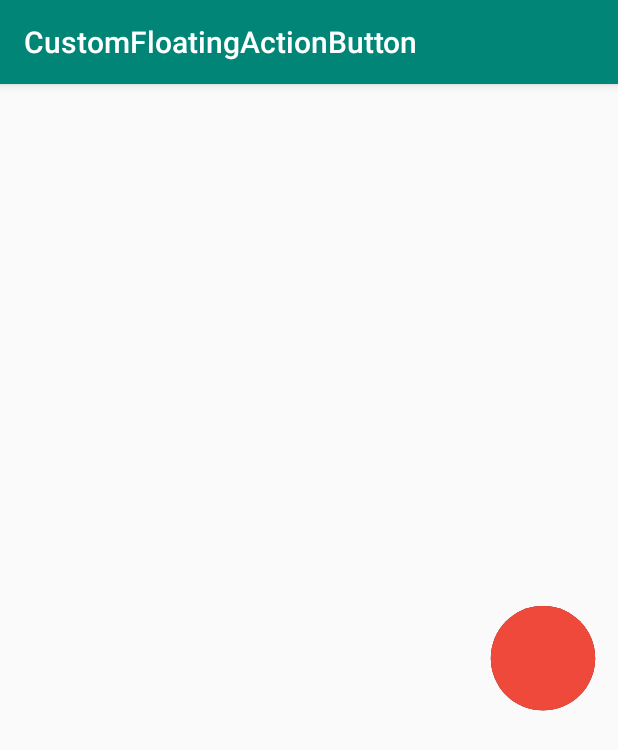
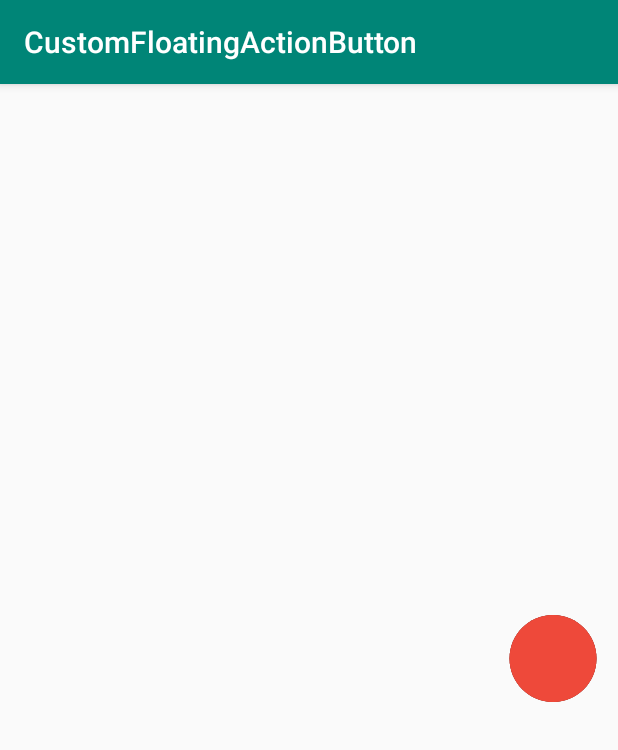
Before and after one commit to SaifSf/button-floating, an Android app: the screen it shows after launch (MainActivity), on a phone screen of 412 x 824 dp. Shown: the top 750 px of the screen. Run offline under Robolectric (Android 15) with nearby library versions, the phone set to English and light mode, and no system bars.

Commit message:
final commit

```diff
--- a/app/src/main/java/com/example/nihedhamed/customfloatingactionbutton/MainActivity.java
+++ b/app/src/main/java/com/example/nihedhamed/customfloatingactionbutton/MainActivity.java
@@ -3,10 +3,7 @@ package com.example.nihedhamed.customfloatingactionbutton;
 import android.support.v7.app.AppCompatActivity;
 import android.os.Bundle;
 import android.view.View;
-import android.widget.Button;
-import android.widget.FrameLayout;
-import android.widget.ImageView;
-import android.widget.RelativeLayout;
+import android.widget.Toast;
 
 import com.oguzdev.circularfloatingactionmenu.library.FloatingActionButton;
 import com.oguzdev.circularfloatingactionmenu.library.FloatingActionMenu;
@@ -14,7 +11,6 @@ import com.oguzdev.circularfloatingactionmenu.library.SubActionButton;
 
 public class MainActivity extends AppCompatActivity {
 
-    private Button operator;
     @Override
     protected void onCreate(Bundle savedInstanceState) {
         super.onCreate(savedInstanceState);
@@ -22,14 +18,17 @@ public class MainActivity extends AppCompatActivity {
 
         FloatingActionButton actionButton = new FloatingActionButton.Builder(this)
                 .setBackgroundDrawable(getResources().getDrawable(R.drawable.flot_btn))
-                //.setLayoutParams(new FrameLayout.LayoutParams(100, 100))
+                .setLayoutParams(this.getResources().getDimensionPixelSize(R.dimen.action_button_width)
+                        ,this.getResources().getDimensionPixelSize(R.dimen.action_button_height)
+                        ,0,0,20,0)
                 .setPosition(3)
                 .build();
 
-        FrameLayout.LayoutParams contentParams = new FrameLayout.LayoutParams(160, 160);
-        SubActionButton.Builder itemBuilder = new SubActionButton.Builder(this)
-                .setLayoutParams(contentParams)
-                .setTheme(2);
+
+        SubActionButton.Builder subButtons = new SubActionButton.Builder(this)
+                .setLayoutParams(this.getResources().getDimensionPixelSize(R.dimen.sub_action_button_width)
+                ,this.getResources().getDimensionPixelSize(R.dimen.sub_action_button_height))
+                .setTheme(2); //THEME_LIGHTER = 2
 
         CustomAmountView viewBtn1 = new CustomAmountView(this);
         viewBtn1.changeTextAmount1();
@@ -40,21 +39,45 @@ public class MainActivity extends AppCompatActivity {
         CustomAmountView viewBtn4 = new CustomAmountView(this);
         viewBtn4.changeTextAmount10();
 
-        SubActionButton btn1dt = itemBuilder.setContentView(viewBtn4).build();
-        SubActionButton btn3dt = itemBuilder.setContentView(viewBtn3).build();
-        SubActionButton btn5dt = itemBuilder.setContentView(viewBtn2).build();
-        SubActionButton btn10dt = itemBuilder.setContentView(viewBtn1).build();
+        SubActionButton btn10dt = subButtons.setContentView(viewBtn4).build();
+        SubActionButton btn5dt = subButtons.setContentView(viewBtn3).build();
+        SubActionButton btn3dt = subButtons.setContentView(viewBtn2).build();
+        SubActionButton btn1dt = subButtons.setContentView(viewBtn1).build();
 
         FloatingActionMenu actionMenu = new FloatingActionMenu.Builder(this)
-                .setStartAngle(90)
+                .setStartAngle(90) //angle in degrees
                 .setEndAngle(270)
-                .setRadius(200)
+                .setRadius(this.getResources().getDimensionPixelSize(R.dimen.distance_between_action_button_and_items))  //Distance of menu items from action button
+                .addSubActionView(btn10dt)
+                .addSubActionView(btn5dt)
+                .addSubActionView(btn3dt)
                 .addSubActionView(btn1dt)
-                .addSubActionView(btn3dt)
-                .addSubActionView(btn5dt)
-                .addSubActionView(btn10dt)
                 .attachTo(actionButton)
                 .build();
 
+        btn1dt.setOnClickListener(new View.OnClickListener() {
+            @Override
+            public void onClick(View view) {
+                Toast.makeText(getApplicationContext(), "1 dt", Toast.LENGTH_LONG).show();
+            }
+        });
+        btn3dt.setOnClickListener(new View.OnClickListener() {
+            @Override
+            public void onClick(View view) {
+                Toast.makeText(getApplicationContext(), "3 dt", Toast.LENGTH_LONG).show();
+            }
+        });
+        btn5dt.setOnClickListener(new View.OnClickListener() {
+            @Override
+            public void onClick(View view) {
+                Toast.makeText(getApplicationContext(), "5 dt", Toast.LENGTH_LONG).show();
+            }
+        });
+        btn10dt.setOnClickListener(new View.OnClickListener() {
+            @Override
+            public void onClick(View view) {
+                Toast.makeText(getApplicationContext(), "10 dt", Toast.LENGTH_LONG).show();
+            }
+        });
     }
 }
--- a/library/src/main/java/com/oguzdev/circularfloatingactionmenu/library/FloatingActionButton.java
+++ b/library/src/main/java/com/oguzdev/circularfloatingactionmenu/library/FloatingActionButton.java
@@ -231,6 +231,8 @@ public class FloatingActionButton extends FrameLayout {
         private int position;
         private View contentView;
         private LayoutParams contentParams;
+        private int size_action_button;
+        private int margin_;
         private boolean systemOverlay;
 
         public Builder(Context context) {
@@ -247,11 +249,17 @@ public class FloatingActionButton extends FrameLayout {
             setSystemOverlay(false);
         }
 
+        public Builder setLayoutParams(int width, int height, int marginLeft, int marginTop, int marginRight, int marginBottom) {//
+            FrameLayout.LayoutParams layoutParams = new LayoutParams(width, height, Gravity.BOTTOM | Gravity.RIGHT);
+            layoutParams.setMargins(marginLeft, marginTop, marginRight, marginBottom);
+            this.layoutParams = layoutParams;
+            return this;
+        }
+
         public Builder setLayoutParams(ViewGroup.LayoutParams params) {
             this.layoutParams = params;
             return this;
         }
-
         public Builder setTheme(int theme) {
             this.theme = theme;
             return this;
--- a/library/src/main/java/com/oguzdev/circularfloatingactionmenu/library/SubActionButton.java
+++ b/library/src/main/java/com/oguzdev/circularfloatingactionmenu/library/SubActionButton.java
@@ -112,6 +112,12 @@ public class SubActionButton extends FrameLayout {
             return this;
         }
 
+        public Builder setLayoutParams(int width, int height) {
+            FrameLayout.LayoutParams params = new FrameLayout.LayoutParams(width, height, Gravity.TOP | Gravity.LEFT);
+            this.layoutParams = params;
+            return this;
+        }
+
         public Builder setTheme(int theme) {
             this.theme = theme;
             return this;
--- a/library/src/main/res/values/dimens.xml
+++ b/library/src/main/res/values/dimens.xml
@@ -3,7 +3,12 @@
     <dimen name="action_button_content_margin">16dp</dimen>
     <dimen name="action_button_margin">14dp</dimen>
     <dimen name="action_menu_radius">96dp</dimen>
-
     <dimen name="sub_action_button_size">36dp</dimen>
     <dimen name="sub_action_button_content_margin">6dp</dimen>
+
+    <dimen name="action_button_width">60dp</dimen>
+    <dimen name="action_button_height">60dp</dimen>
+    <dimen name="sub_action_button_width">52dp</dimen>
+    <dimen name="sub_action_button_height">52dp</dimen>
+    <dimen name="distance_between_action_button_and_items">70dp</dimen>
 </resources>
```
